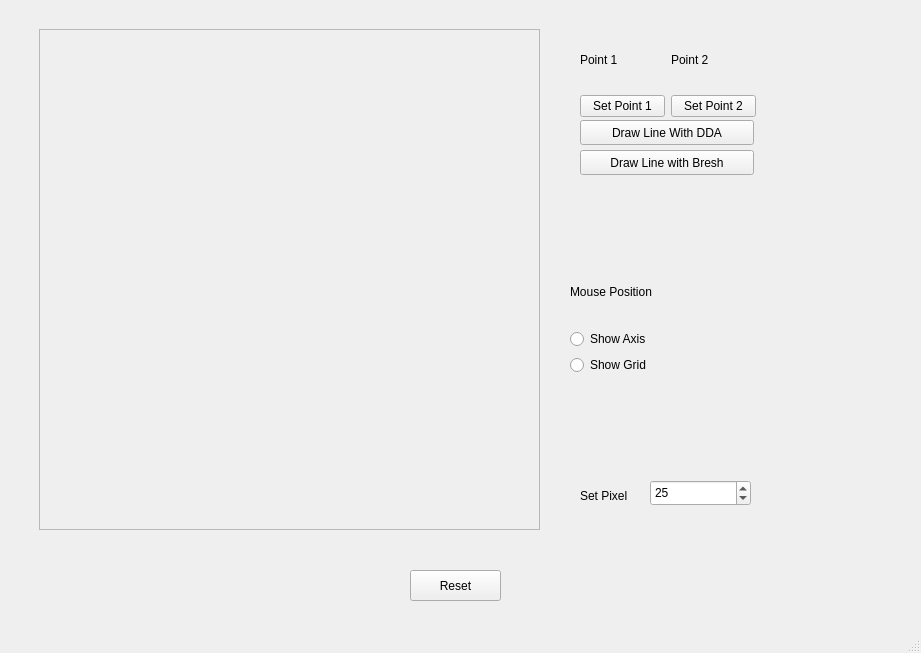
Above: Computer Graphics/Draw_final/mainwindow.ui from Soumalya1857/Assignment-5th-sem before the change. Below: the same form after it.
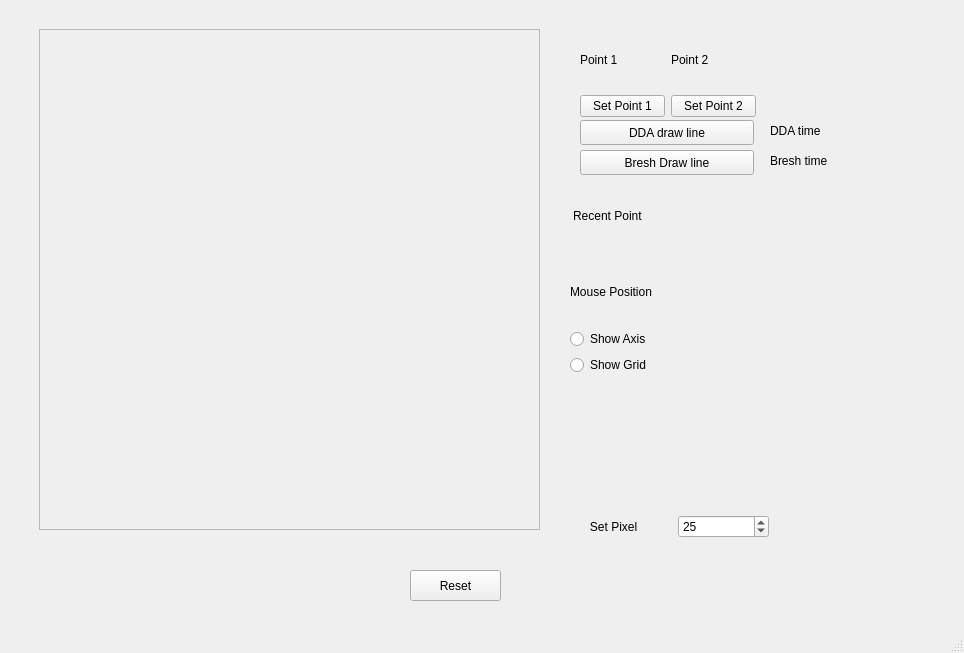
That is the form after the change. Custom widgets are drawn as their Qt base class.

Diff of the .ui file:
```diff
--- a/Computer Graphics/Draw_final/mainwindow.ui
+++ b/Computer Graphics/Draw_final/mainwindow.ui
@@ -6,7 +6,7 @@
    <rect>
     <x>0</x>
     <y>0</y>
-    <width>921</width>
+    <width>964</width>
     <height>653</height>
    </rect>
   </property>
@@ -152,7 +152,7 @@
      </rect>
     </property>
     <property name="text">
-     <string>Draw Line with Bresh</string>
+     <string>Bresh Draw line</string>
     </property>
    </widget>
    <widget class="QPushButton" name="pushButton_3">
@@ -165,55 +165,44 @@
      </rect>
     </property>
     <property name="text">
-     <string>Draw Line With DDA</string>
+     <string>DDA draw line</string>
     </property>
    </widget>
-   <widget class="QLabel" name="label">
+   <widget class="QWidget" name="layoutWidget">
     <property name="geometry">
      <rect>
       <x>580</x>
-      <y>470</y>
-      <width>91</width>
-      <height>51</height>
-     </rect>
-    </property>
-    <property name="text">
-     <string>Set Pixel</string>
-    </property>
-   </widget>
-   <widget class="QSpinBox" name="spinBox">
-    <property name="geometry">
-     <rect>
-      <x>650</x>
-      <y>480</y>
-      <width>101</width>
-      <height>26</height>
-     </rect>
-    </property>
-    <property name="maximum">
-     <number>150</number>
-    </property>
-    <property name="value">
-     <number>25</number>
-    </property>
-   </widget>
-   <widget class="QWidget" name="">
-    <property name="geometry">
-     <rect>
-      <x>570</x>
-      <y>460</y>
+      <y>500</y>
       <width>189</width>
       <height>53</height>
      </rect>
     </property>
-    <layout class="QHBoxLayout" name="horizontalLayout_3"/>
+    <layout class="QHBoxLayout" name="horizontalLayout_3">
+     <item>
+      <widget class="QLabel" name="label">
+       <property name="text">
+        <string>   Set Pixel</string>
+       </property>
+      </widget>
+     </item>
+     <item>
+      <widget class="QSpinBox" name="spinBox">
+       <property name="maximum">
+        <number>150</number>
+       </property>
+       <property name="value">
+        <number>25</number>
+       </property>
+      </widget>
+     </item>
+    </layout>
    </widget>
    <widget class="QLabel" name="coord">
     <property name="geometry">
      <rect>
       <x>690</x>
       <y>280</y>
-      <width>71</width>
+      <width>91</width>
       <height>22</height>
      </rect>
     </property>
@@ -221,6 +210,70 @@
      <string/>
     </property>
    </widget>
+   <widget class="QWidget" name="horizontalLayoutWidget">
+    <property name="geometry">
+     <rect>
+      <x>690</x>
+      <y>190</y>
+      <width>101</width>
+      <height>51</height>
+     </rect>
+    </property>
+    <layout class="QHBoxLayout" name="horizontalLayout">
+     <item>
+      <widget class="QLabel" name="label_3">
+       <property name="text">
+        <string/>
+       </property>
+      </widget>
+     </item>
+    </layout>
+   </widget>
+   <widget class="QWidget" name="horizontalLayoutWidget_2">
+    <property name="geometry">
+     <rect>
+      <x>573</x>
+      <y>190</y>
+      <width>101</width>
+      <height>51</height>
+     </rect>
+    </property>
+    <layout class="QHBoxLayout" name="horizontalLayout_6">
+     <item>
+      <widget class="QLabel" name="label_4">
+       <property name="text">
+        <string>Recent Point</string>
+       </property>
+      </widget>
+     </item>
+    </layout>
+   </widget>
+   <widget class="QLabel" name="label_5">
+    <property name="geometry">
+     <rect>
+      <x>770</x>
+      <y>120</y>
+      <width>121</width>
+      <height>21</height>
+     </rect>
+    </property>
+    <property name="text">
+     <string>DDA time</string>
+    </property>
+   </widget>
+   <widget class="QLabel" name="label_6">
+    <property name="geometry">
+     <rect>
+      <x>770</x>
+      <y>150</y>
+      <width>121</width>
+      <height>21</height>
+     </rect>
+    </property>
+    <property name="text">
+     <string>Bresh time</string>
+    </property>
+   </widget>
   </widget>
   <widget class="QStatusBar" name="statusbar"/>
   <action name="actionCreate_New">
```
